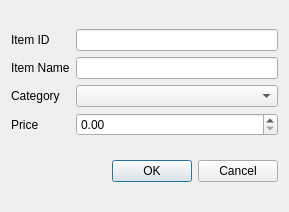
This is DialogBox/additem.ui in Anmol-A-jain/Dyner as Qt 5 draws it before an edit. The edited form follows.
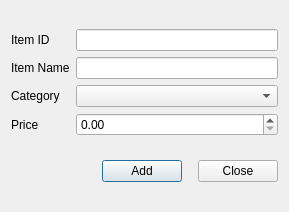
This is the edited form. Icons and pictures are not drawn.

```diff
--- a/DialogBox/additem.ui
+++ b/DialogBox/additem.ui
@@ -67,16 +67,40 @@
     </layout>
    </item>
    <item>
+    <layout class="QHBoxLayout" name="horizontalLayout">
+     <item>
+      <spacer name="horizontalSpacer">
+       <property name="orientation">
+        <enum>Qt::Horizontal</enum>
+       </property>
+       <property name="sizeHint" stdset="0">
+        <size>
+         <width>40</width>
+         <height>20</height>
+        </size>
+       </property>
+      </spacer>
+     </item>
+     <item>
+      <widget class="QPushButton" name="btnAdd">
+       <property name="text">
+        <string>Add</string>
+       </property>
+      </widget>
+     </item>
+     <item>
     <widget class="QDialogButtonBox" name="buttonBox">
      <property name="orientation">
       <enum>Qt::Horizontal</enum>
      </property>
      <property name="standardButtons">
-      <set>QDialogButtonBox::Cancel|QDialogButtonBox::Ok</set>
+        <set>QDialogButtonBox::Close</set>
      </property>
     </widget>
    </item>
   </layout>
+   </item>
+  </layout>
  </widget>
  <resources>
   <include location="../res.qrc"/>
```
Left out of the diff: 7 changed lines with no effect on the pictures. Lines whose indentation alone changed are shown as unchanged.
